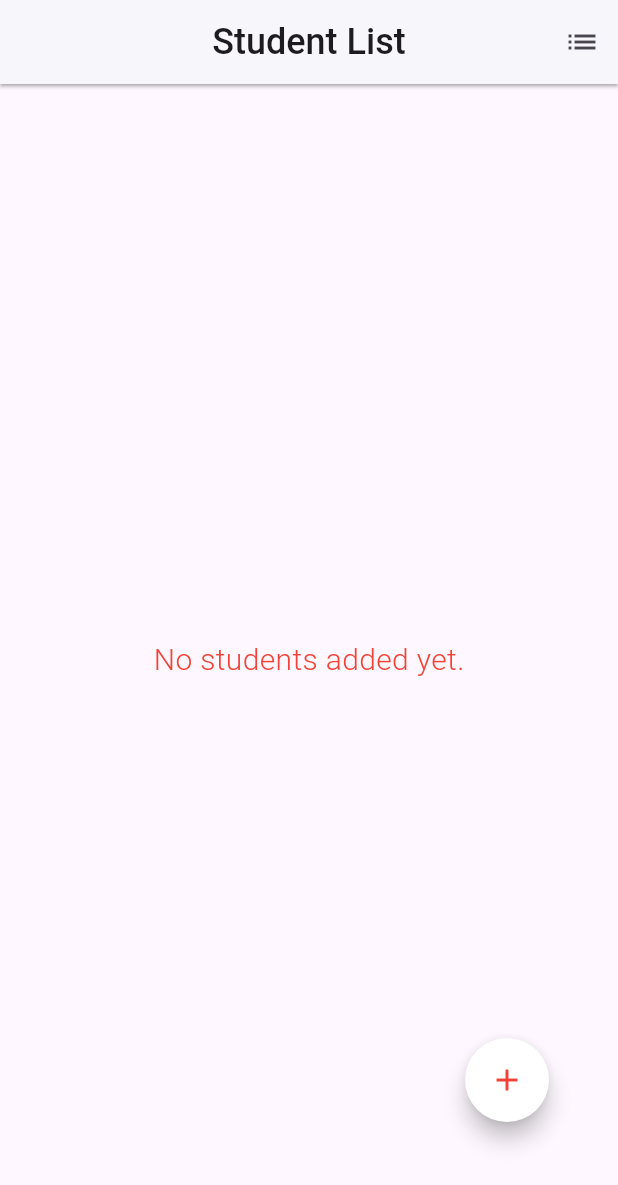
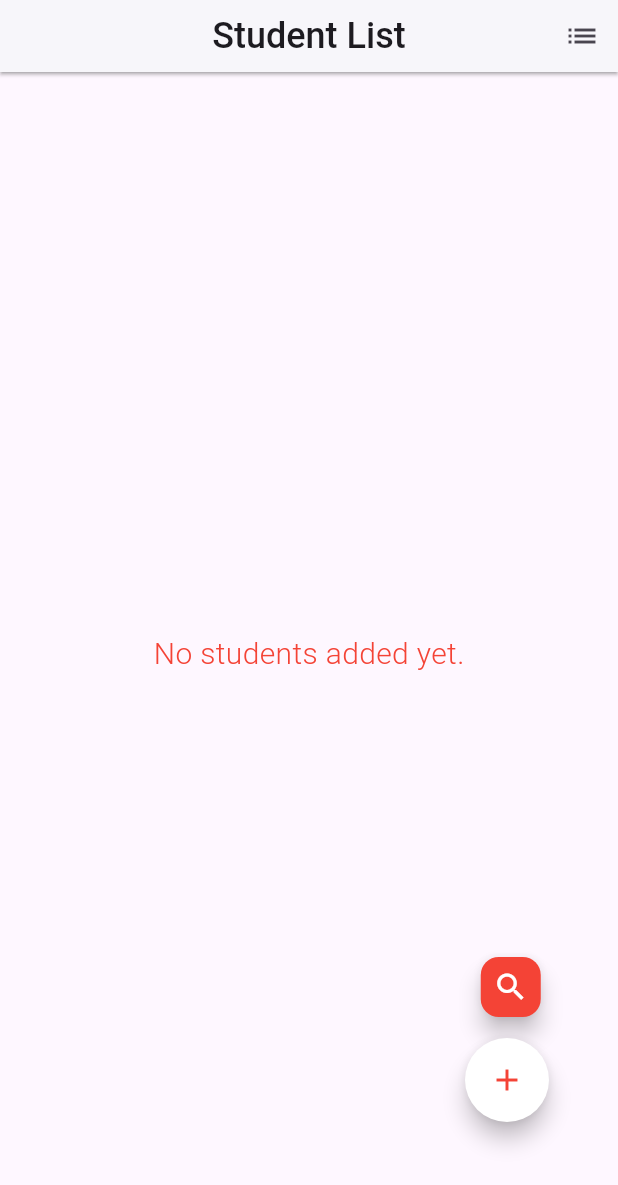
Before and after one commit to abhijith-k-r/Provider_StudentManagment, a Flutter app: the screen it shows after launch, on a phone screen of 412 x 824 dp. Shown: the top 1185 px of the screen. Run offline on Flutter 3.47's test engine with Material 3 defaults, Android fonts, the phone set to English and light mode, and no system bars; our stand-ins replace google_fonts, image_picker, lottie.

Commit message:
updated providedr StudentManageMent

```diff
--- a/lib/Screens/Home/homescreen.dart
+++ b/lib/Screens/Home/homescreen.dart
@@ -2,6 +2,7 @@
 
 import 'package:flutter/material.dart';
 import 'package:google_fonts/google_fonts.dart';
+import 'package:p_student_management/Screens/search_screen.dart';
 import 'package:p_student_management/colors/appcolors.dart';
 import 'package:p_student_management/provider/provider.dart';
 import 'package:p_student_management/widgets/listvie_gridview_screens.dart';
@@ -17,8 +18,8 @@ class Homescreen extends StatelessWidget {
     return Scaffold(
         appBar: CustomeAppBar(
           title: Text("Student List",
-            style:
-                GoogleFonts.roboto(fontSize: 24, fontWeight: FontWeight.w500)),
+              style: GoogleFonts.roboto(
+                  fontSize: 24, fontWeight: FontWeight.w500)),
           centerTitle: true,
           backgroundColor: white,
           shadowColor: grey,
@@ -42,7 +43,9 @@ class Homescreen extends StatelessWidget {
               ? Center(
                   child: Text('No students added yet.',
                       style: GoogleFonts.roboto(
-                        fontSize: 20, color: red, fontWeight: FontWeight.w300)),
+                          fontSize: 20,
+                          color: red,
+                          fontWeight: FontWeight.w300)),
                 )
               : SingleChildScrollView(
                   child: Column(
@@ -50,29 +53,9 @@ class Homescreen extends StatelessWidget {
                       SizedBox(
                         width: double.infinity,
                         height: 100,
-                      child: ListView.builder(
-                          scrollDirection: Axis.horizontal,
-                          shrinkWrap: true,
-                          itemCount: value.studdents.length,
-                          itemBuilder: (context, index) {
-                            final student = value.studdents[index];
-                            return Padding(
-                              padding: const EdgeInsets.all(10),
-                              child: CircleAvatar(
-                                backgroundColor: red,
-                                radius: 35,
-                                backgroundImage: student.imageFile != null
-                                    ? FileImage(student.imageFile!)
-                                    : null,
-                                child: student.imageFile == null
-                                    ? Icon(
-                                        Icons.person,
-                                        size: 35,
-                                      )
-                                    : null,
+                        child: HorizontalListvieScreen(
+                          value: value,
                         ),
-                            );
-                          }),
                       ),
                       Consumer<StudentsListProvider>(
                           builder: (context, value, child) => value.isGreidView
@@ -82,7 +65,26 @@ class Homescreen extends StatelessWidget {
                   ),
                 );
         }),
-      floatingActionButton: Padding(
+        floatingActionButton: Column(
+          mainAxisAlignment: MainAxisAlignment.end,
+          children: [
+            Padding(
+              padding: const EdgeInsets.fromLTRB(0, 0, 25, 10),
+              child: FloatingActionButton(
+                heroTag: 'search-fab',
+                mini: true,
+                onPressed: () {
+                  Navigator.push(context,
+                      MaterialPageRoute(builder: (ctx) => SearchScreen()));
+                },
+                backgroundColor: red,
+                child: Icon(
+                  Icons.search,
+                  color: white,
+                ),
+              ),
+            ),
+            Padding(
               padding: const EdgeInsets.fromLTRB(0, 0, 30, 60),
               child: FloatingActionButton(
                 shape: CircleBorder(),
@@ -93,6 +95,7 @@ class Homescreen extends StatelessWidget {
                 child: Icon(Icons.add, color: red),
               ),
             ),
-    );
+          ],
+        ));
   }
 }
--- a/lib/provider/provider.dart
+++ b/lib/provider/provider.dart
@@ -3,9 +3,11 @@ import 'package:p_student_management/models/studentmodel.dart';
 
 class StudentsListProvider extends ChangeNotifier {
   final List<Studentmodel> _students = [];
-  List<Studentmodel> get studdents => _students;
+  List<Studentmodel> _filteredStudents = [];
+  List<Studentmodel> get studdents =>
+      _filteredStudents.isNotEmpty ? _filteredStudents : _students;
 
-   bool _isGridView = false;
+  bool _isGridView = false;
   bool get isGreidView => _isGridView;
 
   void toggleView() {
@@ -32,4 +34,20 @@ class StudentsListProvider extends ChangeNotifier {
     _students.removeWhere((s) => s.rollNumber == student.rollNumber);
     notifyListeners();
   }
+
+  void searchStudents(String query) {
+    if (query.isEmpty) {
+      _filteredStudents = [];
+    } else {
+      _filteredStudents = _students.where((student) {
+        return student.name.toLowerCase().contains(query.toLowerCase());
+      }).toList();
+    }
+    notifyListeners();
+  }
+
+  void clearSearch() {
+    _filteredStudents = [];
+    notifyListeners();
+  }
 }
--- a/lib/widgets/customappbar.dart
+++ b/lib/widgets/customappbar.dart
@@ -8,6 +8,8 @@ class CustomeAppBar extends StatelessWidget implements PreferredSizeWidget {
   final List<Widget>? actions;
   final Widget? title;
   final bool? centerTitle;
+  final double height;
+  final PreferredSizeWidget? bottom;
 
   const CustomeAppBar({
     super.key,
@@ -18,6 +20,8 @@ class CustomeAppBar extends StatelessWidget implements PreferredSizeWidget {
     this.actions,
     this.title,
     this.centerTitle,
+    this.height = kTextTabBarHeight,
+    this.bottom,
   });
 
   @override
@@ -30,9 +34,13 @@ class CustomeAppBar extends StatelessWidget implements PreferredSizeWidget {
       actions: actions,
       title: title,
       centerTitle: centerTitle,
+      bottom: bottom,
     );
   }
 
   @override
-  Size get preferredSize => const Size.fromHeight(kToolbarHeight);
+  Size get preferredSize {
+    final additionalHeight = bottom?.preferredSize.height ?? 0;
+    return Size.fromHeight(height + additionalHeight);
+  }
 }
```
Also changed, not shown: lib/Screens/search_screen.dart (added, +62 -0 lines), lib/widgets/listvie_gridview_screens.dart (+35 -0 lines). Lines whose indentation alone changed are shown as unchanged.
